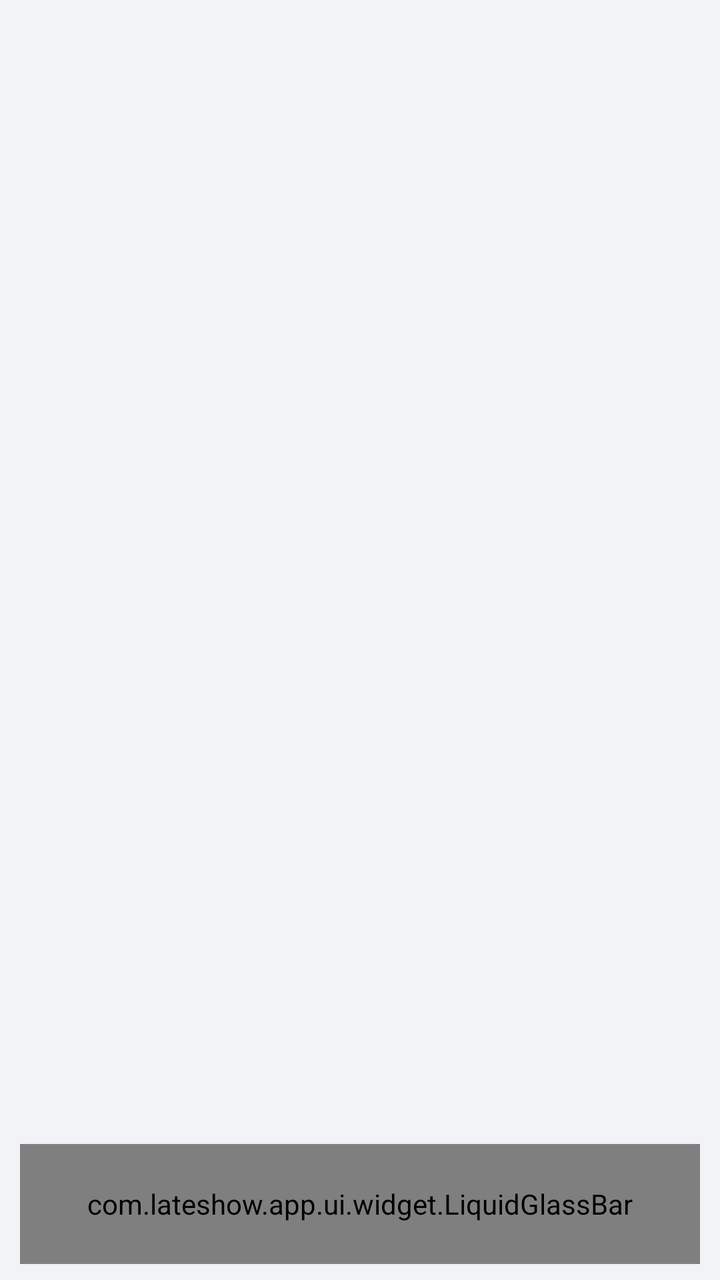
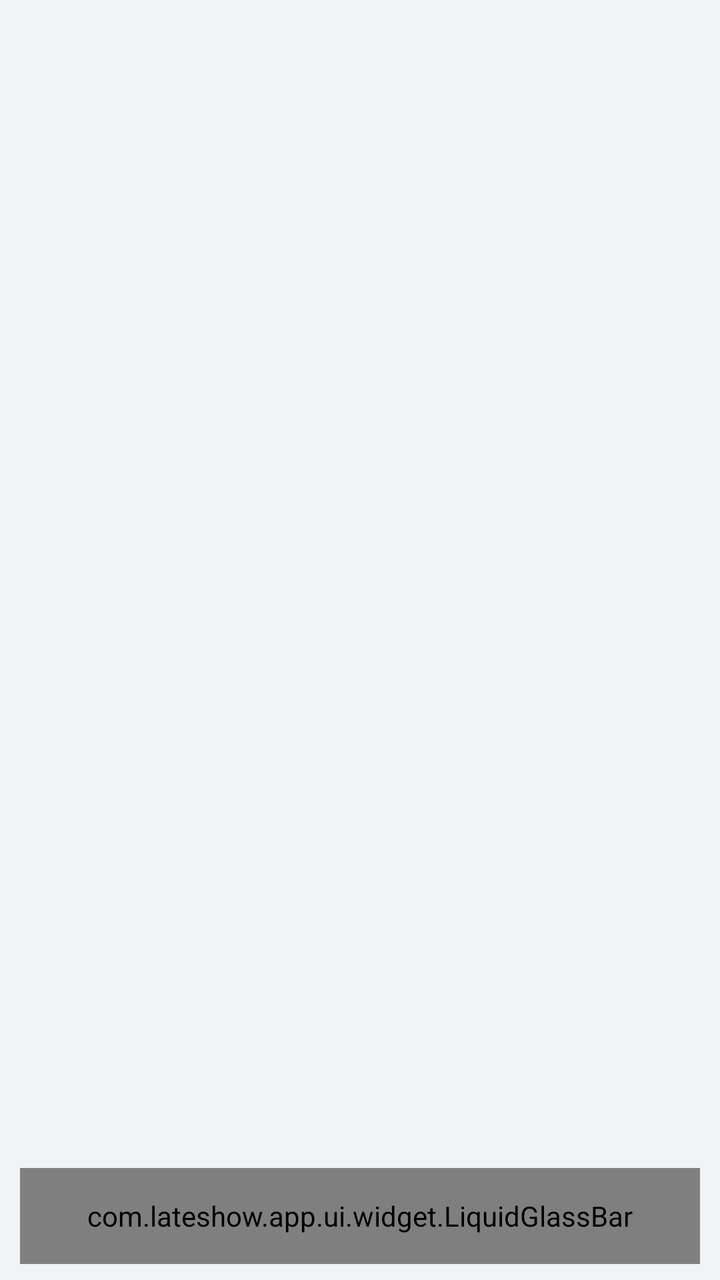

Compare the two renders of this Android layout. The source of the first and the diff that turns it into the second are given below.
<!-- AndroidManifest.xml: application theme Theme.LateShow -->
<!-- res/layout/activity_main.xml -->
<?xml version="1.0" encoding="utf-8"?>
<FrameLayout xmlns:android="http://schemas.android.com/apk/res/android"
    android:id="@+id/mainRoot"
    android:layout_width="match_parent"
    android:layout_height="match_parent"
    android:background="@color/ink900">

    <FrameLayout
        android:id="@+id/mainContent"
        android:layout_width="match_parent"
        android:layout_height="match_parent"
        android:background="@color/ink900">

        
        <FrameLayout
            android:id="@+id/container"
            android:layout_width="match_parent"
            android:layout_height="match_parent" />

        
        <com.lateshow.app.ui.widget.LiquidGlassBar
            android:id="@+id/tabbar"
            android:layout_width="match_parent"
            android:layout_height="60dp"
            android:layout_gravity="bottom"
            android:layout_marginLeft="10dp"
            android:layout_marginRight="10dp"
            android:layout_marginBottom="8dp"
            android:orientation="horizontal">

            <FrameLayout android:id="@+id/tab_home" style="@style/TabItem">
                <FrameLayout style="@style/TabIconBox">
                    <View android:id="@+id/tab_home_glow" style="@style/TabGlow" />
                    <com.airbnb.lottie.LottieAnimationView
                        android:id="@+id/tab_home_icon"
                        android:tag="ic_home"
                        style="@style/TabIcon" />
                </FrameLayout>
                <View android:id="@+id/tab_home_ind" style="@style/TabIndicator" />
            </FrameLayout>

            <FrameLayout android:id="@+id/tab_fav" style="@style/TabItem">
                <FrameLayout style="@style/TabIconBox">
                    <View android:id="@+id/tab_fav_glow" style="@style/TabGlow" />
                    <com.airbnb.lottie.LottieAnimationView
                        android:id="@+id/tab_fav_icon"
                        android:tag="ic_heart"
                        style="@style/TabIcon" />
                </FrameLayout>
                <View android:id="@+id/tab_fav_ind" style="@style/TabIndicator" />
            </FrameLayout>

            <FrameLayout android:id="@+id/tab_settings" style="@style/TabItem">
                <FrameLayout style="@style/TabIconBox">
                    <View android:id="@+id/tab_settings_glow" style="@style/TabGlow" />
                    <com.airbnb.lottie.LottieAnimationView
                        android:id="@+id/tab_settings_icon"
                        android:tag="ic_settings"
                        style="@style/TabIcon" />
                </FrameLayout>
                <View android:id="@+id/tab_settings_ind" style="@style/TabIndicator" />
            </FrameLayout>
        </com.lateshow.app.ui.widget.LiquidGlassBar>
    </FrameLayout>

    
    <FrameLayout
        android:id="@+id/detailHost"
        android:layout_width="match_parent"
        android:layout_height="match_parent"
        android:visibility="gone" />
</FrameLayout>
<!-- resources referenced by this layout -->
<resources>
  <color name="ink900">#F2F3F6</color>
  <style name="TabGlow">
          <item name="android:layout_width">36dp</item>
          <item name="android:layout_height">36dp</item>
          <item name="android:layout_gravity">center</item>
          <item name="android:background">@drawable/bg_nav_glow</item>
          <item name="android:alpha">0</item>
      </style>
  <style name="TabIcon">
          <item name="android:layout_width">26dp</item>
          <item name="android:layout_height">26dp</item>
          <item name="android:layout_gravity">center</item>
      </style>
  <style name="TabIconBox">
          <item name="android:layout_width">30dp</item>
          <item name="android:layout_height">30dp</item>
          <item name="android:layout_gravity">center</item>
          <item name="android:clipChildren">false</item>
      </style>
  <style name="TabIndicator">
          <item name="android:layout_width">18dp</item>
          <item name="android:layout_height">2dp</item>
          <item name="android:layout_gravity">top|center_horizontal</item>
          <item name="android:background">@drawable/bg_nav_ind</item>
          <item name="android:alpha">0</item>
      </style>
  <style name="TabItem">
          <item name="android:layout_width">0dp</item>
          <item name="android:layout_height">match_parent</item>
          <item name="android:layout_weight">1</item>
          <item name="android:clipChildren">false</item>
      </style>
  <!-- drawable bg_nav_ind (drawable) -->
  <?xml version="1.0" encoding="utf-8"?>
  <shape xmlns:android="http://schemas.android.com/apk/res/android"
      android:shape="rectangle">
      <corners android:radius="2dp" />
      <solid android:color="@color/acc" />
  </shape>
  <color name="acc">#FF5A36</color>
  <color name="accInk">#170A05</color>
  <color name="ink800">#FFFFFF</color>
  <style name="LateShow.PopupMenu" parent="Widget.Material3.PopupMenu">
          <item name="android:popupBackground">@drawable/bg_menu</item>
          <item name="android:dropDownVerticalOffset">4dp</item>
      </style>
  <color name="accSoft">#21FF5A36</color>
  <style name="LateShow.MaterialAlertDialog" parent="MaterialAlertDialog.Material3">
          <item name="shapeAppearance">@style/LateShow.DialogShape</item>
          <item name="backgroundTint">@color/ink800</item>
      </style>
  <style name="LateShow.DialogTitle" parent="MaterialAlertDialog.Material3.Title.Text">
          <item name="android:textSize">17sp</item>
          <item name="android:textStyle">bold</item>
          <item name="android:textColor">@color/t1</item>
      </style>
  <style name="LateShow.DialogBody" parent="MaterialAlertDialog.Material3.Body.Text">
          <item name="android:textSize">13sp</item>
          <item name="android:textColor">@color/t2</item>
          <item name="android:lineSpacingExtra">5dp</item>
      </style>
  <color name="accText">#C13A17</color>
  <style name="LateShow.DialogAnim" parent="">
          <item name="android:windowShowAnimation">@anim/dialog_in</item>
          <item name="android:windowHideAnimation">@anim/dialog_out</item>
      </style>
  <style name="LateShow.DialogBtnSecondary" parent="LateShow.DialogBtnPrimary">
          <item name="android:textStyle">normal</item>
          <item name="android:textColor">@color/t2</item>
      </style>
  <!-- drawable bg_menu (drawable) -->
  <?xml version="1.0" encoding="utf-8"?>
  <shape xmlns:android="http://schemas.android.com/apk/res/android" android:shape="rectangle">
      <solid android:color="@color/ink800" />
      <stroke android:width="1dp" android:color="@color/line" />
      <corners android:radius="10dp" />
  </shape>
  <style name="LateShow.DialogShape" parent="">
          <item name="cornerSize">10dp</item>
      </style>
  <color name="t1">#1B2026</color>
  <color name="t2">#5C6672</color>
  <color name="line">#1A12181F</color>
  <!-- unchanged entries left out for length: 4 -->
</resources>

<!-- the commit's change to res/layout/activity_main.xml (unified diff, before → after) -->
@@ -21,7 +21,7 @@
         <com.lateshow.app.ui.widget.LiquidGlassBar
             android:id="@+id/tabbar"
             android:layout_width="match_parent"
-            android:layout_height="60dp"
+            android:layout_height="48dp"
             android:layout_gravity="bottom"
             android:layout_marginLeft="10dp"
             android:layout_marginRight="10dp"
